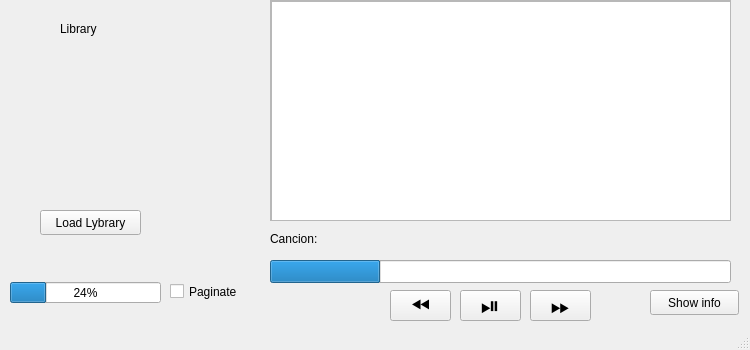
Old version of the form mainwindow.ui in the repository Diefudu2/Odissey_radio2.0.
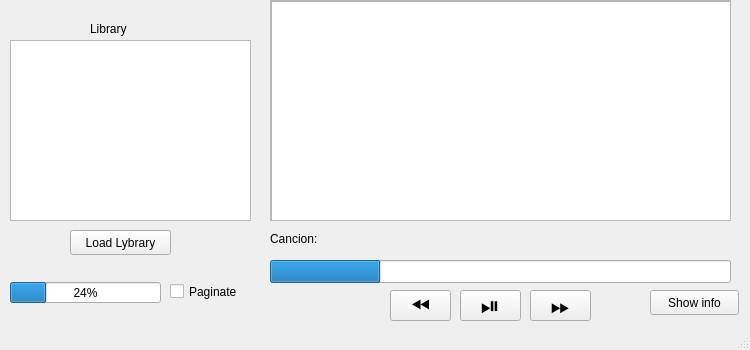
New version of the form.

Diff of the .ui file:
```diff
--- a/mainwindow.ui
+++ b/mainwindow.ui
@@ -202,7 +202,7 @@
    <widget class="QLabel" name="label_2">
     <property name="geometry">
      <rect>
-      <x>60</x>
+      <x>90</x>
       <y>20</y>
       <width>81</width>
       <height>17</height>
@@ -215,8 +215,8 @@
    <widget class="QPushButton" name="Load_Library">
     <property name="geometry">
      <rect>
-      <x>40</x>
-      <y>210</y>
+      <x>70</x>
+      <y>230</y>
       <width>101</width>
       <height>25</height>
      </rect>
@@ -241,6 +241,16 @@
      <string/>
     </property>
    </widget>
+   <widget class="QListView" name="listView">
+    <property name="geometry">
+     <rect>
+      <x>10</x>
+      <y>40</y>
+      <width>241</width>
+      <height>181</height>
+     </rect>
+    </property>
+   </widget>
   </widget>
   <widget class="QMenuBar" name="menubar">
    <property name="geometry">
```
